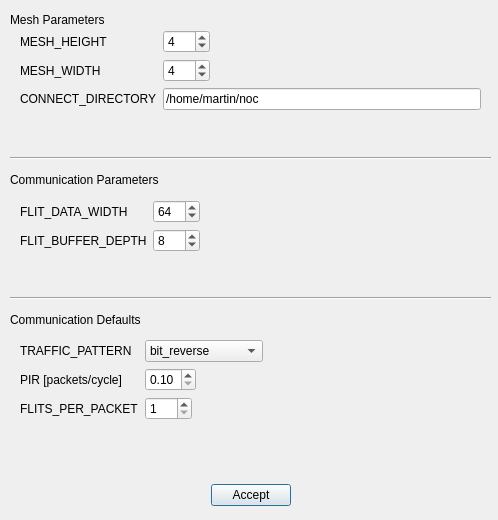
This is GUI/ui/configNoC.ui in MartinMosbeck/NoCMonitor as Qt 5 draws it before an edit. The edited form follows.
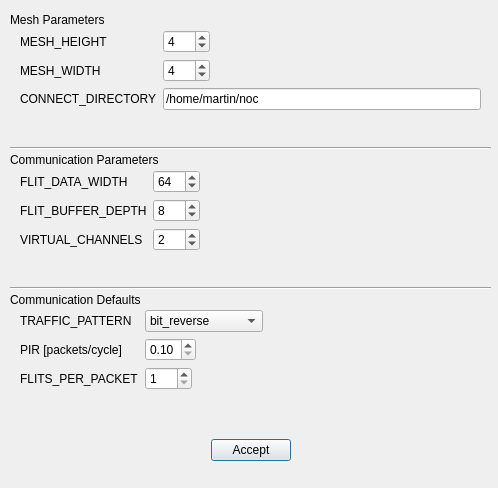
This is the edited form.

Diff of the .ui file:
```diff
--- a/GUI/ui/configNoC.ui
+++ b/GUI/ui/configNoC.ui
@@ -7,7 +7,7 @@
     <x>0</x>
     <y>0</y>
     <width>498</width>
-    <height>520</height>
+    <height>488</height>
    </rect>
   </property>
   <property name="sizePolicy">
@@ -41,7 +41,7 @@
      <x>20</x>
      <y>30</y>
      <width>461</width>
-     <height>121</height>
+     <height>111</height>
     </rect>
    </property>
    <layout class="QFormLayout" name="formLayout">
@@ -143,7 +143,7 @@
    <property name="geometry">
     <rect>
      <x>10</x>
-     <y>150</y>
+     <y>140</y>
      <width>481</width>
      <height>16</height>
     </rect>
@@ -156,7 +156,7 @@
    <property name="geometry">
     <rect>
      <x>10</x>
-     <y>170</y>
+     <y>150</y>
      <width>191</width>
      <height>20</height>
     </rect>
@@ -169,9 +169,9 @@
    <property name="geometry">
     <rect>
      <x>20</x>
-     <y>200</y>
+     <y>170</y>
      <width>461</width>
-     <height>81</height>
+     <height>107</height>
     </rect>
    </property>
    <layout class="QFormLayout" name="formLayout_2">
@@ -249,15 +249,52 @@
       </item>
      </layout>
     </item>
+    <item row="2" column="0">
+     <widget class="QLabel" name="label_13">
+      <property name="text">
+       <string>VIRTUAL_CHANNELS</string>
+      </property>
+     </widget>
+    </item>
+    <item row="2" column="1">
+     <layout class="QHBoxLayout" name="horizontalLayout_10">
+      <item>
+       <widget class="QSpinBox" name="virtual_channels">
+        <property name="minimum">
+         <number>1</number>
+        </property>
+        <property name="maximum">
+         <number>100</number>
+        </property>
+        <property name="value">
+         <number>2</number>
+        </property>
+       </widget>
+      </item>
+      <item>
+       <spacer name="horizontalSpacer_10">
+        <property name="orientation">
+         <enum>Qt::Horizontal</enum>
+        </property>
+        <property name="sizeHint" stdset="0">
+         <size>
+          <width>40</width>
+          <height>20</height>
+         </size>
+        </property>
+       </spacer>
+      </item>
+     </layout>
+    </item>
    </layout>
   </widget>
   <widget class="QWidget" name="formLayoutWidget_3">
    <property name="geometry">
     <rect>
      <x>20</x>
-     <y>340</y>
+     <y>310</y>
      <width>461</width>
-     <height>122</height>
+     <height>111</height>
     </rect>
    </property>
    <layout class="QFormLayout" name="formLayout_3">
@@ -411,7 +448,7 @@
    <property name="geometry">
     <rect>
      <x>10</x>
-     <y>310</y>
+     <y>290</y>
      <width>191</width>
      <height>20</height>
     </rect>
@@ -424,7 +461,7 @@
    <property name="geometry">
     <rect>
      <x>10</x>
-     <y>290</y>
+     <y>280</y>
      <width>481</width>
      <height>16</height>
     </rect>
@@ -437,9 +474,9 @@
    <property name="geometry">
     <rect>
      <x>20</x>
-     <y>470</y>
+     <y>430</y>
      <width>461</width>
-     <height>51</height>
+     <height>41</height>
     </rect>
    </property>
    <layout class="QHBoxLayout" name="horizontalLayout_9">
```
Left out of the diff: 8 changed lines with no effect on the pictures.
